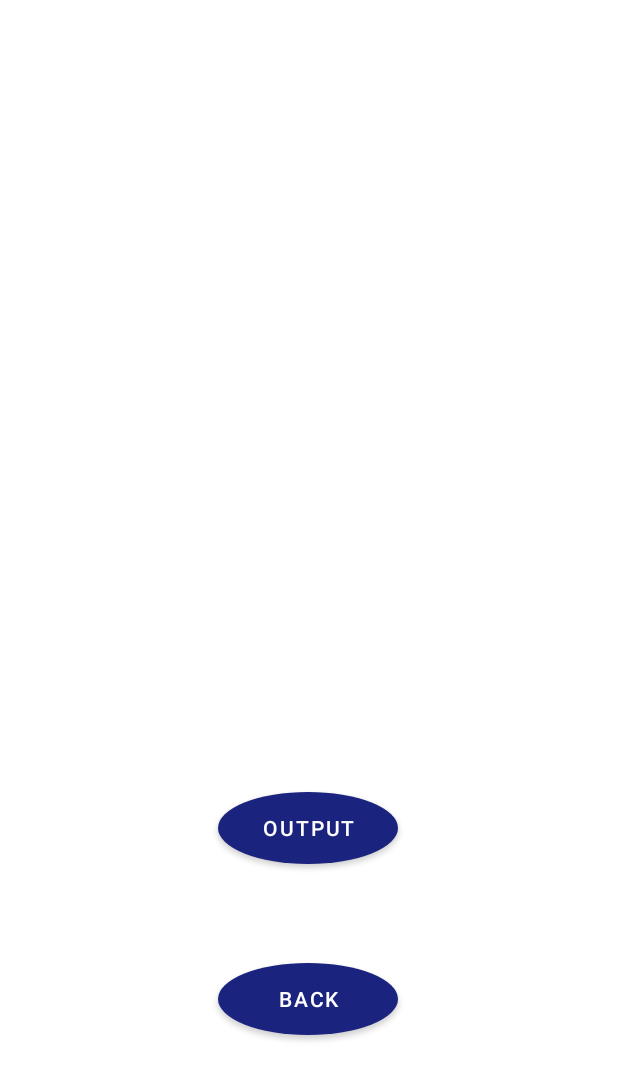
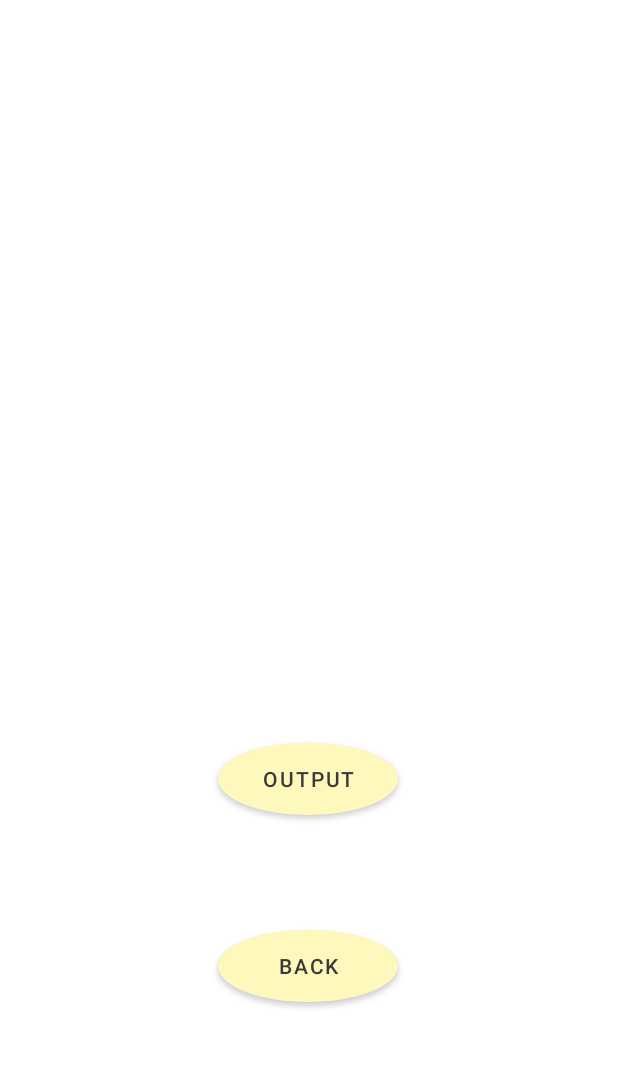
Before and after one commit to zutilda/SQLandAndroid, an Android app: the layout activity_out_put.xml on its own in the app's theme, with its tools: preview values and no code run, on a phone screen of 412 x 824 dp. Shown: the top 1080 px of the screen. Run offline under Robolectric (Android 15) with nearby library versions, the phone set to English and light mode, and no system bars.

Commit message:
Style, connection, output DB

```diff
--- a/app/build.gradle
+++ b/app/build.gradle
@@ -32,6 +32,7 @@ dependencies {
     implementation 'androidx.appcompat:appcompat:1.5.1'
     implementation 'com.google.android.material:material:1.6.1'
     implementation 'androidx.constraintlayout:constraintlayout:2.1.4'
+    implementation files('src\\library\\jtds-1.3.1.jar')
     testImplementation 'junit:junit:4.13.2'
     androidTestImplementation 'androidx.test.ext:junit:1.1.3'
     androidTestImplementation 'androidx.test.espresso:espresso-core:3.4.0'
--- a/app/src/main/res/drawable/style_for_button.xml
+++ b/app/src/main/res/drawable/style_for_button.xml
@@ -2,7 +2,7 @@
 <selector xmlns:android="http://schemas.android.com/apk/res/android">
     <item>
         <shape android:shape="oval">
-            <solid android:color="#1a237e"/>
+            <solid android:color="#FFFFF8BC"/>
         </shape>
     </item>
 </selector>
--- a/app/src/main/res/layout/activity_main.xml
+++ b/app/src/main/res/layout/activity_main.xml
@@ -48,6 +48,8 @@
         android:layout_marginTop="96dp"
         android:background="@drawable/style_for_button"
         android:text="Add"
+        android:textColor="#3A3A3A"
+        app:iconTint="#FFF8BC"
         app:layout_constraintEnd_toEndOf="parent"
         app:layout_constraintHorizontal_bias="0.498"
         app:layout_constraintStart_toStartOf="parent"
@@ -60,7 +62,9 @@
         android:layout_marginTop="8dp"
         android:layout_marginBottom="8dp"
         android:background="@drawable/style_for_button"
+        android:onClick="onClick"
         android:text="Back"
+        android:textColor="#FF3A3A3A"
         app:layout_constraintBottom_toBottomOf="parent"
         app:layout_constraintEnd_toEndOf="parent"
         app:layout_constraintHorizontal_bias="0.498"
--- a/app/src/main/res/layout/activity_output.xml
+++ b/app/src/main/res/layout/activity_out_put.xml
@@ -3,12 +3,13 @@
     xmlns:app="http://schemas.android.com/apk/res-auto"
     xmlns:tools="http://schemas.android.com/tools"
     android:layout_width="match_parent"
-    android:layout_height="match_parent">
+    android:layout_height="match_parent"
+    tools:context=".OutPut">
 
     <TableLayout
         android:id="@+id/tableOutput"
-        android:layout_width="416dp"
-        android:layout_height="500dp"
+        android:layout_width="410dp"
+        android:layout_height="467dp"
         app:layout_constraintEnd_toEndOf="parent"
         app:layout_constraintStart_toStartOf="parent"
         app:layout_constraintTop_toTopOf="parent">
@@ -40,7 +41,9 @@
         android:layout_height="48dp"
         android:layout_marginTop="28dp"
         android:background="@drawable/style_for_button"
+        android:onClick="onClick"
         android:text="Output"
+        android:textColor="#FF3A3A3A"
         app:layout_constraintEnd_toEndOf="parent"
         app:layout_constraintHorizontal_bias="0.498"
         app:layout_constraintStart_toStartOf="parent"
@@ -54,6 +57,7 @@
         android:layout_marginBottom="8dp"
         android:background="@drawable/style_for_button"
         android:text="Back"
+        android:textColor="#FF3A3A3A"
         app:layout_constraintBottom_toBottomOf="parent"
         app:layout_constraintEnd_toEndOf="parent"
         app:layout_constraintHorizontal_bias="0.498"
--- a/app/src/main/res/values/colors.xml
+++ b/app/src/main/res/values/colors.xml
@@ -1,7 +1,8 @@
 <?xml version="1.0" encoding="utf-8"?>
 <resources>
     <color name="purple_200">#FFBB86FC</color>
-    <color name="my_color">#1a237e</color>
+    <color name="my_color">#FFFFF8BC</color>
+    <color name="my_color1">#FF3A3A3A</color>
     <color name="purple_700">#FF3700B3</color>
     <color name="teal_200">#FF03DAC5</color>
     <color name="teal_700">#FF018786</color>
--- a/app/src/main/res/values/strings.xml
+++ b/app/src/main/res/values/strings.xml
@@ -1,3 +1,4 @@
 <resources>
-    <string name="app_name">My Application</string>
+    <color name="color">#FF3A3A3A</color>
+    <string name="app_name">Hat</string>
 </resources>
```
Also changed, not shown: app/src/main/AndroidManifest.xml (+9 -0 lines), app/src/main/java/com/example/myapplication/ConnectionHelper.java (+5 -9 lines), app/src/main/java/com/example/myapplication/MainActivity.java (+9 -37 lines), app/src/main/java/com/example/myapplication/OutPut.java (added, +97 -0 lines), 1 other file.
